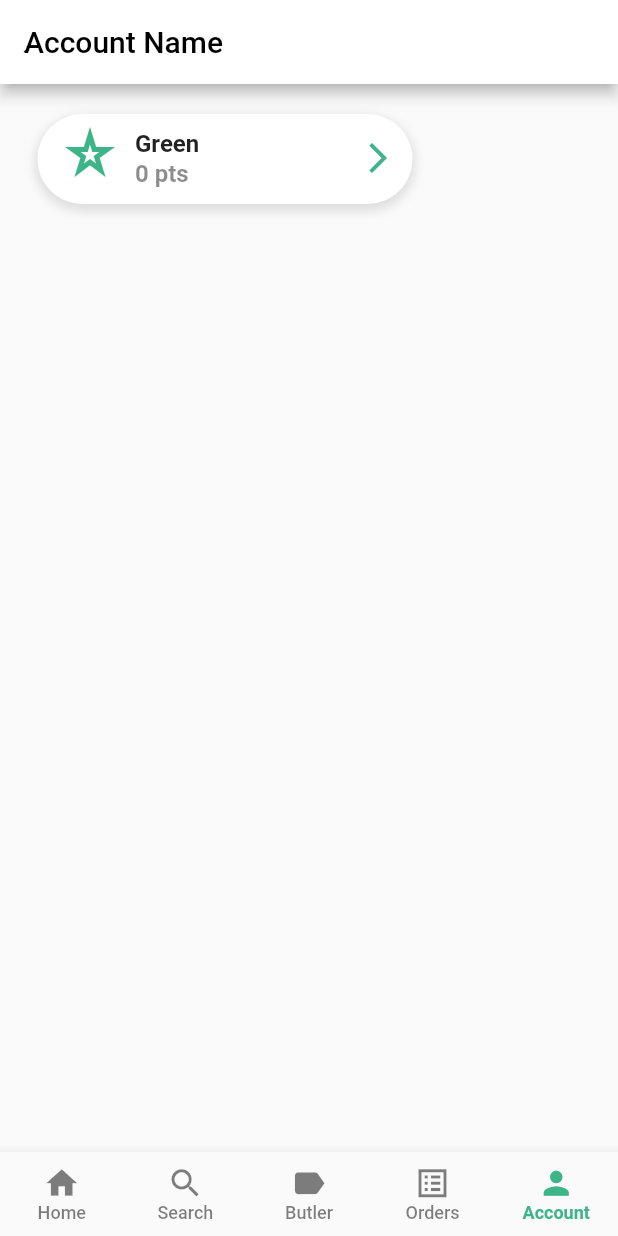
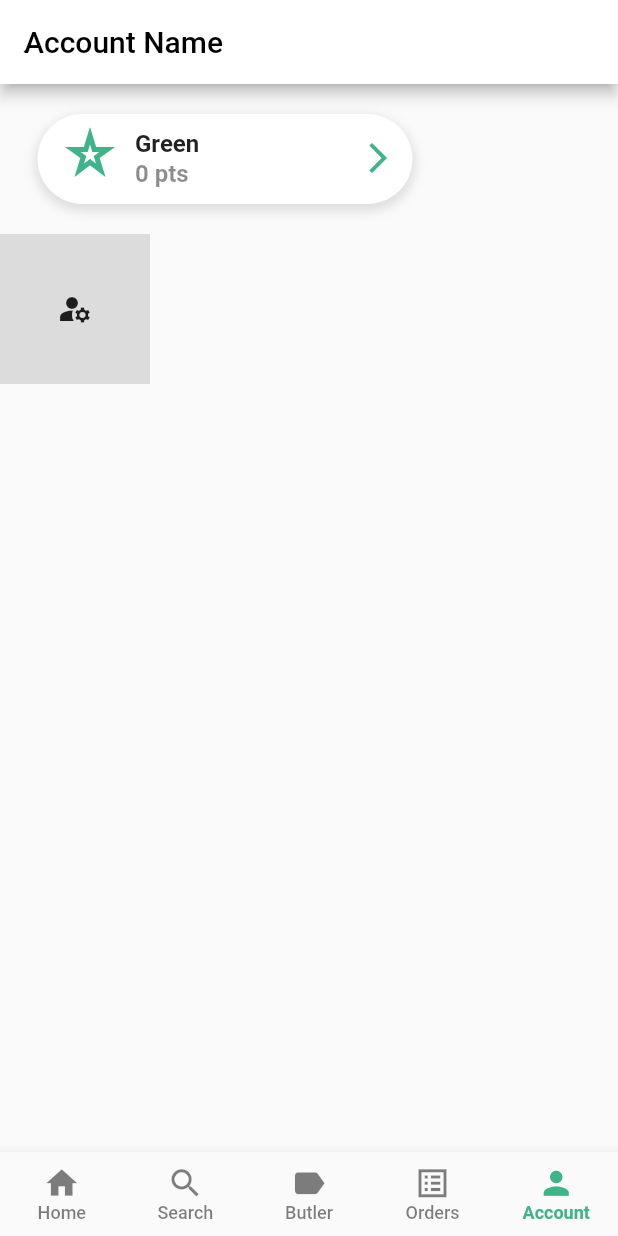
Before and after one commit to DevLayth/toters, a Flutter app: the screen it shows after launch, item 5 of the bottom bar chosen, on a phone screen of 412 x 824 dp. Run offline on Flutter 3.47's test engine with Material 2 defaults, Android fonts, the phone set to English and light mode, and no system bars; our stand-ins replace carousel_slider.

Commit message:
Add acc_card

```diff
--- /dev/null
+++ b/lib/maryam/acc_card.dart
@@ -0,0 +1,28 @@
+import 'package:flutter/cupertino.dart';
+import 'package:flutter/material.dart';
+import 'package:flutter/src/widgets/container.dart';
+import 'package:flutter/src/widgets/framework.dart';
+
+class acc_card extends StatelessWidget {
+  const acc_card({super.key});
+
+  @override
+  Widget build(BuildContext context) {
+    return Container(
+      height: 100,
+      child: Stack(
+        children: [
+          Container(
+            height: 100,
+            width: 100,
+            color: Colors.black12,
+            child: Container(
+              height: 55,
+               child: Icon(Icons.manage_accounts),),
+          )
+        ],
+
+      ),
+    );
+  }
+}
--- a/lib/maryam/account_screen.dart
+++ b/lib/maryam/account_screen.dart
@@ -2,6 +2,7 @@ import 'package:flutter/material.dart';
 import 'package:flutter/src/widgets/container.dart';
 import 'package:flutter/src/widgets/framework.dart';
 import 'package:toters/colors.dart';
+import 'package:toters/maryam/acc_card.dart';
 import 'package:toters/maryam/green_pts_card.dart';
 
 class acoount_screen extends StatelessWidget {
@@ -21,6 +22,7 @@ class acoount_screen extends StatelessWidget {
           body: ListView(
             children: [
               green_pts_card(),
+              acc_card(),
             ],
           )),
     );
```
